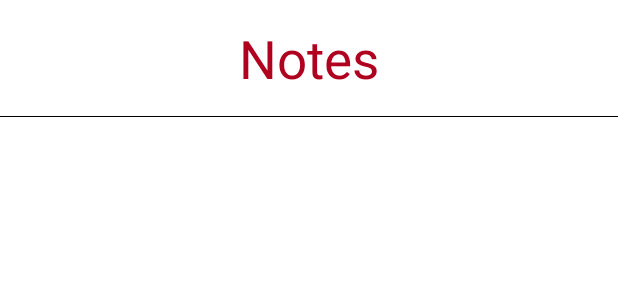
After one commit to manunia/Material, an Android app: the layout activity_recycler_item_header.xml on its own in the app's theme, with its tools: preview values and no code run, on a phone screen of 412 x 824 dp. The commit adds this screen. Shown: the top 300 px of the screen. Run offline under Robolectric (Android 15) with nearby library versions, the phone set to English and light mode, and no system bars.

Commit message:
удаление/добавление элементов

```diff
--- /dev/null
+++ b/app/src/main/res/layout/activity_recycler_item_header.xml
@@ -0,0 +1,25 @@
+<?xml version="1.0" encoding="utf-8"?>
+<androidx.constraintlayout.widget.ConstraintLayout xmlns:android="http://schemas.android.com/apk/res/android"
+    xmlns:app="http://schemas.android.com/apk/res-auto"
+    android:layout_width="match_parent"
+    android:layout_height="wrap_content">
+
+    <androidx.appcompat.widget.AppCompatTextView
+        android:id="@+id/header"
+        android:layout_width="wrap_content"
+        android:layout_height="wrap_content"
+        android:padding="15dp"
+        android:text="@string/header"
+        android:textColor="@color/design_default_color_error"
+        android:textSize="35sp"
+        app:layout_constraintEnd_toEndOf="parent"
+        app:layout_constraintStart_toStartOf="parent"
+        app:layout_constraintTop_toTopOf="parent" />
+
+    <View
+        android:layout_width="match_parent"
+        android:layout_height="1px"
+        android:background="#000"
+        app:layout_constraintBottom_toBottomOf="@+id/header"
+        app:layout_constraintStart_toStartOf="parent" />
+</androidx.constraintlayout.widget.ConstraintLayout>
--- a/app/src/main/res/values/strings.xml
+++ b/app/src/main/res/values/strings.xml
@@ -7,4 +7,8 @@
     <string name="settings">settings</string>
     <string name="search">search</string>
     <string name="view_pager">view pager</string>
+    <string name="Note">note</string>
+    <string name="text">Дополнительный текст</string>
+    <string name="important_note">important note</string>
+    <string name="header">Notes</string>
 </resources>
```
Also changed, not shown: app/src/main/java/com/example/material/ui/recycler/BaseViewHolder.kt (added, +9 -0 lines), app/src/main/java/com/example/material/ui/recycler/RecyclerActivity.kt (+12 -7 lines), app/src/main/java/com/example/material/ui/recycler/RecyclerActivityAdapter.kt (+60 -23 lines), app/src/main/res/layout/activity_recycler.xml (+10 -0 lines), app/src/main/res/layout/activity_recycler_item_earth.xml (+27 -18 lines), app/src/main/res/layout/activity_recycler_item_mars.xml (+23 -4 lines).
